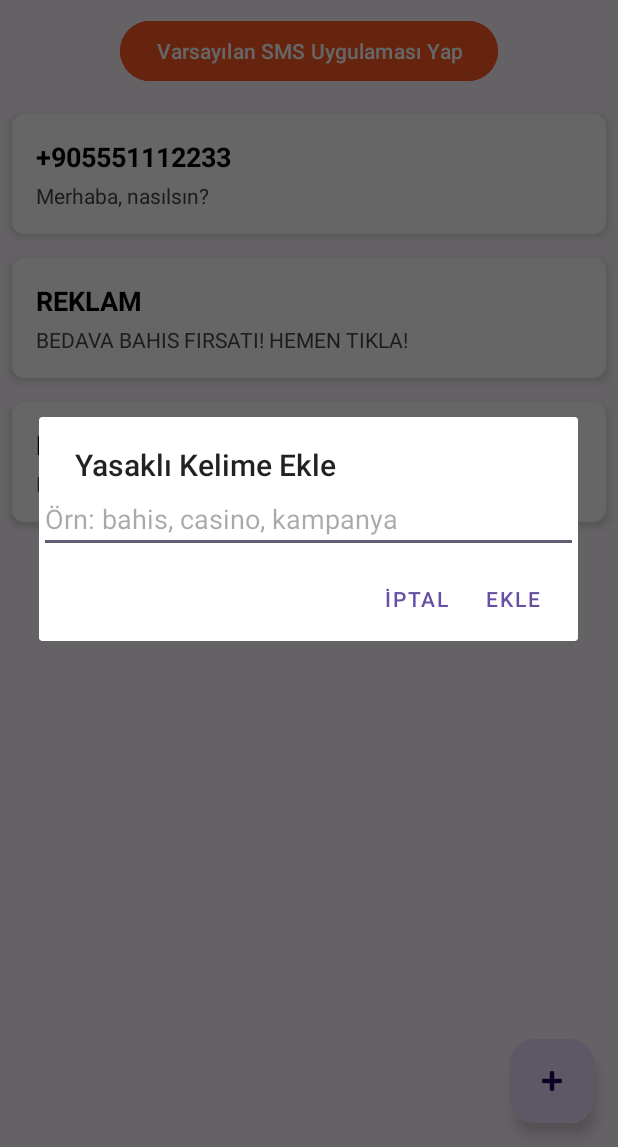
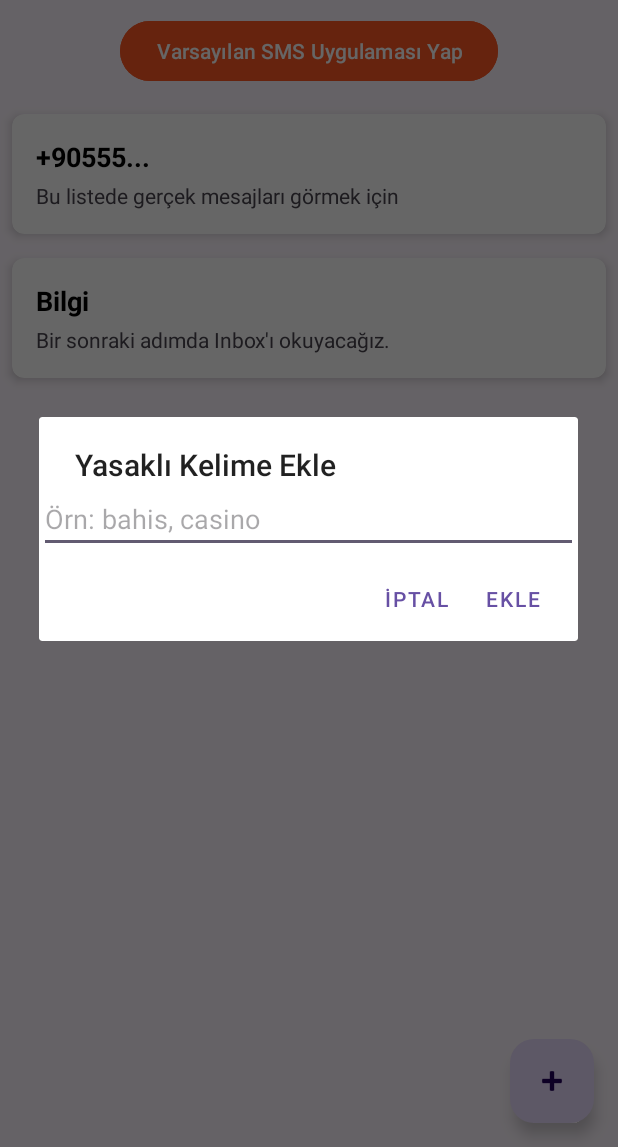
Before and after one commit to conny0506/SMSFirewall, an Android app: the screen it shows after launch (MainActivity), after a tap on an icon or button, on a phone screen of 412 x 824 dp, the part 89-1236 px from its top. Run offline under Robolectric (Android 15) with nearby library versions, the phone set to English and light mode, and no system bars.

Commit message:
Sandbox kemik kodları tamamlandı.

```diff
--- a/app/src/main/AndroidManifest.xml
+++ b/app/src/main/AndroidManifest.xml
@@ -7,6 +7,7 @@
     <uses-permission android:name="android.permission.RECEIVE_SMS" />
     <uses-permission android:name="android.permission.RECEIVE_MMS" />
     <uses-permission android:name="android.permission.WRITE_SMS" />
+    <uses-permission android:name="android.permission.POST_NOTIFICATIONS" />
 
     <application
         android:name=".SmsApp"
--- a/app/src/main/java/com/example/smsfirewall/MainActivity.kt
+++ b/app/src/main/java/com/example/smsfirewall/MainActivity.kt
@@ -1,10 +1,12 @@
 package com.example.smsfirewall
 
+import android.Manifest
 import android.app.Activity
 import android.app.AlertDialog
 import android.app.role.RoleManager
 import android.content.Context
 import android.content.Intent
+import android.content.pm.PackageManager
 import android.os.Build
 import android.os.Bundle
 import android.provider.Telephony
@@ -12,6 +14,7 @@ import android.widget.EditText
 import android.widget.Toast
 import androidx.activity.result.contract.ActivityResultContracts
 import androidx.appcompat.app.AppCompatActivity
+import androidx.core.content.ContextCompat
 import androidx.lifecycle.lifecycleScope
 import androidx.recyclerview.widget.LinearLayoutManager
 import com.example.smsfirewall.databinding.ActivityMainBinding
@@ -19,70 +22,82 @@ import kotlinx.coroutines.launch
 
 class MainActivity : AppCompatActivity() {
 
-    private lateinit var binding: ActivityMainBinding // Tasarıma erişim aracı
+    private lateinit var binding: ActivityMainBinding
 
-    // 1. Veritabanı bağlantımızı alıyoruz (SmsApp üzerinden)
     private val blockedWordDao by lazy { (application as SmsApp).database.blockedWordDao() }
 
-    // 2. İzin isteği sonucunu dinleyen özel başlatıcı
+    // 1. Varsayılan SMS olma sonucu
     private val roleRequestLauncher = registerForActivityResult(
         ActivityResultContracts.StartActivityForResult()
     ) { result ->
         if (result.resultCode == Activity.RESULT_OK) {
-            Toast.makeText(this, "Başarılı! Artık varsayılan SMS uygulamasıyız.", Toast.LENGTH_SHORT).show()
-            checkDefaultSmsApp() // Butonu güncellemek için kontrol et
+            Toast.makeText(this, "Varsayılan uygulama olduk!", Toast.LENGTH_SHORT).show()
+            checkDefaultSmsApp()
         } else {
-            Toast.makeText(this, "İşlem iptal edildi veya başarısız oldu.", Toast.LENGTH_SHORT).show()
+            Toast.makeText(this, "Varsayılan olma reddedildi.", Toast.LENGTH_SHORT).show()
+        }
+    }
+
+    // 2. Bildirim izni sonucu (Android 13+)
+    private val notificationPermissionLauncher = registerForActivityResult(
+        ActivityResultContracts.RequestPermission()
+    ) { isGranted: Boolean ->
+        if (isGranted) {
+            Toast.makeText(this, "Bildirim izni verildi ✅", Toast.LENGTH_SHORT).show()
+        } else {
+            Toast.makeText(this, "Bildirim izni reddedildi ❌", Toast.LENGTH_SHORT).show()
         }
     }
 
     override fun onCreate(savedInstanceState: Bundle?) {
         super.onCreate(savedInstanceState)
-
-        // ViewBinding kurulumu
         binding = ActivityMainBinding.inflate(layoutInflater)
         setContentView(binding.root)
 
         setupRecyclerView()
         setupButtons()
+
+        // Uygulama açılır açılmaz izinleri kontrol et
+        askNotificationPermission()
     }
 
-    // Uygulama arka plandan öne her geldiğinde durumu kontrol et
     override fun onResume() {
         super.onResume()
         checkDefaultSmsApp()
     }
 
     private fun setupRecyclerView() {
-        // Test için sahte veri listesi
         val dummySmsList = listOf(
-            SmsModel("+905551112233", "Merhaba, nasılsın?", System.currentTimeMillis()),
-            SmsModel("REKLAM", "BEDAVA BAHIS FIRSATI! HEMEN TIKLA!", System.currentTimeMillis()),
-            SmsModel("Kargo", "Kargonuz yola çıkmıştır.", System.currentTimeMillis())
+            SmsModel("+90555...", "Bu listede gerçek mesajları görmek için", System.currentTimeMillis()),
+            SmsModel("Bilgi", "Bir sonraki adımda Inbox'ı okuyacağız.", System.currentTimeMillis())
         )
-
         val adapter = SmsAdapter(dummySmsList)
         binding.recyclerSms.layoutManager = LinearLayoutManager(this)
         binding.recyclerSms.adapter = adapter
     }
 
     private fun setupButtons() {
-        // Varsayılan Yap butonu tıklandığında izin iste
         binding.btnSetDefault.setOnClickListener {
             askDefaultSmsHandlerPermission()
         }
 
-        // Yasaklı Kelime Ekle butonu (ARTIK ÇALIŞIYOR)
         binding.fabAddBlockWord.setOnClickListener {
             showAddWordDialog()
         }
     }
 
-    // YENİ: Kelime ekleme penceresi açan fonksiyon
+    // Bildirim İzni İsteme Fonksiyonu
+    private fun askNotificationPermission() {
+        if (Build.VERSION.SDK_INT >= Build.VERSION_CODES.TIRAMISU) { // Android 13+
+            if (ContextCompat.checkSelfPermission(this, Manifest.permission.POST_NOTIFICATIONS) != PackageManager.PERMISSION_GRANTED) {
+                notificationPermissionLauncher.launch(Manifest.permission.POST_NOTIFICATIONS)
+            }
+        }
+    }
+
     private fun showAddWordDialog() {
         val input = EditText(this)
-        input.hint = "Örn: bahis, casino, kampanya"
-
+        input.hint = "Örn: bahis, casino"
         AlertDialog.Builder(this)
             .setTitle("Yasaklı Kelime Ekle")
             .setView(input)
@@ -90,47 +105,34 @@ class MainActivity : AppCompatActivity() {
                 val word = input.text.toString().trim()
                 if (word.isNotEmpty()) {
                     saveBlockedWord(word)
-                } else {
-                    Toast.makeText(this, "Boş kelime eklenemez!", Toast.LENGTH_SHORT).show()
                 }
             }
             .setNegativeButton("İptal", null)
             .show()
     }
 
-    // YENİ: Veritabanına kelime kaydeden fonksiyon
     private fun saveBlockedWord(word: String) {
-        // Veritabanı işlemi ana thread'i dondurmasın diye coroutine kullanıyoruz
         lifecycleScope.launch {
             blockedWordDao.insert(BlockedWord(word = word))
-            Toast.makeText(this@MainActivity, "'$word' engellenenlere eklendi!", Toast.LENGTH_SHORT).show()
+            Toast.makeText(this@MainActivity, "'$word' eklendi!", Toast.LENGTH_SHORT).show()
         }
     }
 
-    // Varsayılan uygulama olma iznini isteyen fonksiyon
     private fun askDefaultSmsHandlerPermission() {
         if (Build.VERSION.SDK_INT >= Build.VERSION_CODES.Q) {
-            // Android 10 ve üzeri için RoleManager kullanılır
             val roleManager = getSystemService(Context.ROLE_SERVICE) as RoleManager
             if (roleManager.isRoleAvailable(RoleManager.ROLE_SMS)) {
-                val intent = roleManager.createRequestRoleIntent(RoleManager.ROLE_SMS)
-                roleRequestLauncher.launch(intent)
-            } else {
-                Toast.makeText(this, "SMS Rolü bu cihazda desteklenmiyor.", Toast.LENGTH_SHORT).show()
+                roleRequestLauncher.launch(roleManager.createRequestRoleIntent(RoleManager.ROLE_SMS))
             }
         } else {
-            // Android 9 ve altı için eski yöntem
             val intent = Intent(Telephony.Sms.Intents.ACTION_CHANGE_DEFAULT)
             intent.putExtra(Telephony.Sms.Intents.EXTRA_PACKAGE_NAME, packageName)
             startActivity(intent)
         }
     }
 
-    // Şu an varsayılan mıyız diye kontrol eden fonksiyon
     private fun checkDefaultSmsApp() {
         val defaultSmsPackage = Telephony.Sms.getDefaultSmsPackage(this)
-
-        // Eğer varsayılan paket biz isek butonu pasif yap ve metni değiştir
         if (defaultSmsPackage == packageName) {
             binding.btnSetDefault.isEnabled = false
             binding.btnSetDefault.text = "Zaten Varsayılan Uygulama"
```
